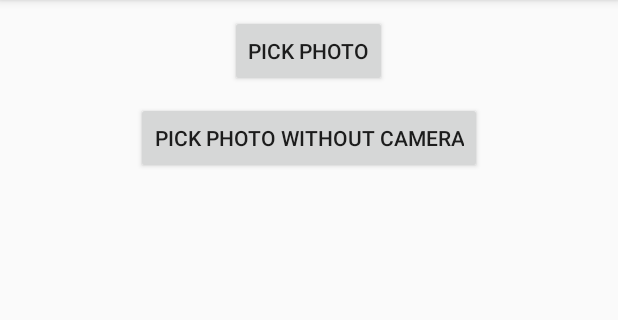
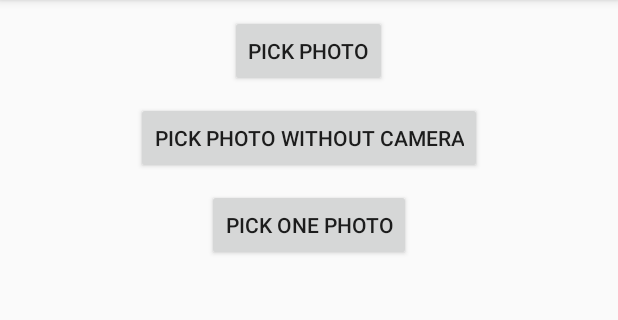
Before and after one commit to donglua/PhotoPicker, an Android app: the screen it shows after launch (MainActivity), on a phone screen of 412 x 824 dp, the part 84-404 px from its top. Run offline under Robolectric (Android 15) with nearby library versions, the phone set to English and light mode, and no system bars; pictures from the network do not load.

Commit message:
支持单张图片选择

```diff
--- a/PhotoPicker/src/main/java/me/iwf/photopicker/adapter/PhotoGridAdapter.java
+++ b/PhotoPicker/src/main/java/me/iwf/photopicker/adapter/PhotoGridAdapter.java
@@ -103,7 +103,7 @@ public class PhotoGridAdapter extends SelectableAdapter<PhotoGridAdapter.PhotoVi
           boolean isEnable = true;
 
           if (onItemCheckListener != null) {
-            isEnable = onItemCheckListener.OnItemCheck(position, photo.getPath(), isChecked,
+            isEnable = onItemCheckListener.OnItemCheck(position, photo, isChecked,
                 getSelectedPhotos().size());
           }
           if (isEnable) {
--- a/PhotoPicker/src/main/java/me/iwf/photopicker/event/OnItemCheckListener.java
+++ b/PhotoPicker/src/main/java/me/iwf/photopicker/event/OnItemCheckListener.java
@@ -1,4 +1,6 @@
 package me.iwf.photopicker.event;
+
+import me.iwf.photopicker.entity.Photo;
 
 /**
  * Created by donglua on 15/6/20.
@@ -12,6 +14,6 @@ public interface OnItemCheckListener {
    *@param isCheck
    * @param selectedItemCount   @return enable check
    */
-  boolean OnItemCheck(int position, String path, boolean isCheck, int selectedItemCount);
+  boolean OnItemCheck(int position, Photo path, boolean isCheck, int selectedItemCount);
 
 }
--- a/photopickerdemo/src/main/java/me/iwf/PhotoPickerDemo/MainActivity.java
+++ b/photopickerdemo/src/main/java/me/iwf/PhotoPickerDemo/MainActivity.java
@@ -46,8 +46,18 @@ public class MainActivity extends ActionBarActivity {
     findViewById(R.id.button_no_camera).setOnClickListener(new View.OnClickListener() {
       @Override public void onClick(View v) {
         PhotoPickerIntent intent = new PhotoPickerIntent(MainActivity.this, PhotoPickerActivity.class);
-        intent.setPhotoCount(9);
+        intent.setPhotoCount(7);
         intent.setShowCamera(false);
+        startActivityForResult(intent, REQUEST_CODE);
+      }
+    });
+
+
+    findViewById(R.id.button_one_photo).setOnClickListener(new View.OnClickListener() {
+      @Override public void onClick(View v) {
+        PhotoPickerIntent intent = new PhotoPickerIntent(MainActivity.this, PhotoPickerActivity.class);
+        intent.setPhotoCount(1);
+        intent.setShowCamera(true);
         startActivityForResult(intent, REQUEST_CODE);
       }
     });
--- a/photopickerdemo/src/main/res/layout/activity_main.xml
+++ b/photopickerdemo/src/main/res/layout/activity_main.xml
@@ -13,6 +13,7 @@
       android:id="@+id/button"
       android:layout_centerHorizontal="true"
       />
+
   <Button
       android:layout_below="@id/button"
       android:layout_marginTop="10dip"
@@ -23,9 +24,19 @@
       android:layout_centerHorizontal="true"
       />
 
+  <Button
+      android:layout_below="@id/button_no_camera"
+      android:layout_marginTop="10dip"
+      android:layout_width="wrap_content"
+      android:layout_height="wrap_content"
+      android:text="@string/pick_one_photo"
+      android:id="@+id/button_one_photo"
+      android:layout_centerHorizontal="true"
+      />
+
   <android.support.v7.widget.RecyclerView
       android:id="@+id/recycler_view"
-      android:layout_below="@id/button_no_camera"
+      android:layout_below="@id/button_one_photo"
       android:layout_width="match_parent"
       android:layout_height="match_parent"
       />
--- a/photopickerdemo/src/main/res/values/strings.xml
+++ b/photopickerdemo/src/main/res/values/strings.xml
@@ -2,4 +2,5 @@
     <string name="app_name">PhotoPicker Demo</string>
     <string name="pick_photo">Pick Photo</string>
     <string name="pick_photo_without_camera">Pick Photo Without Camera</string>
+    <string name="pick_one_photo">Pick One Photo</string>
 </resources>
```
Also changed, not shown: PhotoPicker/src/main/java/me/iwf/photopicker/PhotoPickerActivity.java (+20 -4 lines), photopickerdemo/src/main/java/me/iwf/PhotoPickerDemo/PhotoAdapter.java (indentation only), 1 other file.
